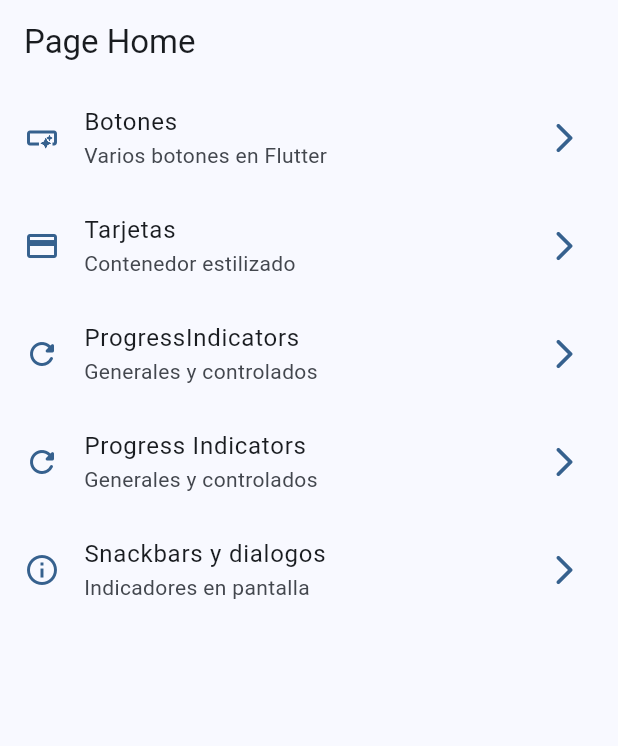
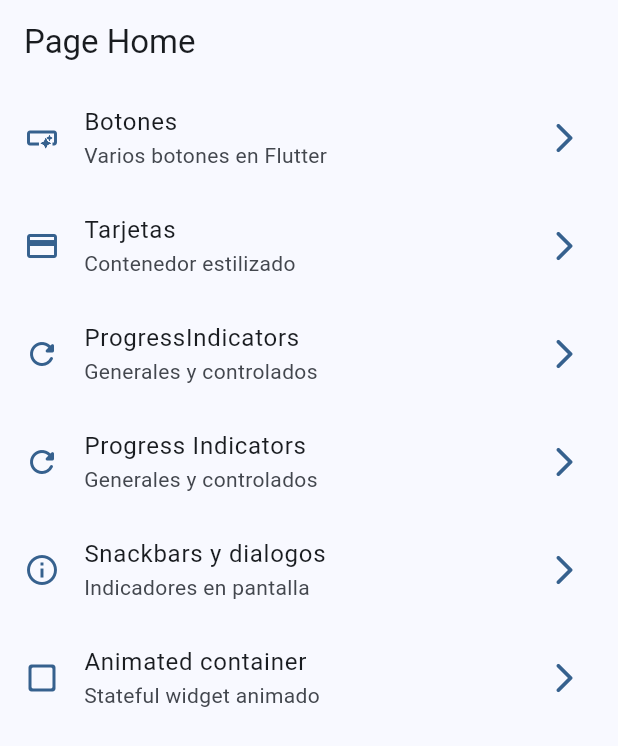
Before and after one commit to esCarlosOrjuela/widgets_app, a Flutter app: the screen it shows after launch, on a phone screen of 412 x 824 dp. Shown: the top 746 px of the screen. Run offline on Flutter 3.47's test engine with Material 2 defaults, Android fonts, the phone set to English and light mode, and no system bars; our stand-ins replace go_router.

Commit message:
animated conteiner terminado

```diff
--- a/lib/config/Navigator/app_router.dart
+++ b/lib/config/Navigator/app_router.dart
@@ -29,6 +29,11 @@ final appRouter = GoRouter(
       name: RoutesScreenApp.snackbar.toString(),
       builder: (context, state) => const SnackbarScreen(),
     ),
+    GoRoute(
+      path: '/animated',
+      name: RoutesScreenApp.animated.toString(),
+      builder: (context, state) => const AnimatedScreen(),
+    ),
   ]
 );
 
--- a/lib/domain/entities/menu_items.dart
+++ b/lib/domain/entities/menu_items.dart
@@ -49,4 +49,11 @@ class MenuItem{
       link: '/snackbar',
       icon: Icons.info_outline,
     ),
+
+    MenuItem(
+      title: 'Animated container',
+      subTitle: 'Stateful widget animado',
+      link: '/animated',
+      icon: Icons.check_box_outline_blank_rounded,
+    ),
   ];
```
Also changed, not shown: lib/presentation/screens/animated_screen.dart (+54 -2 lines).
